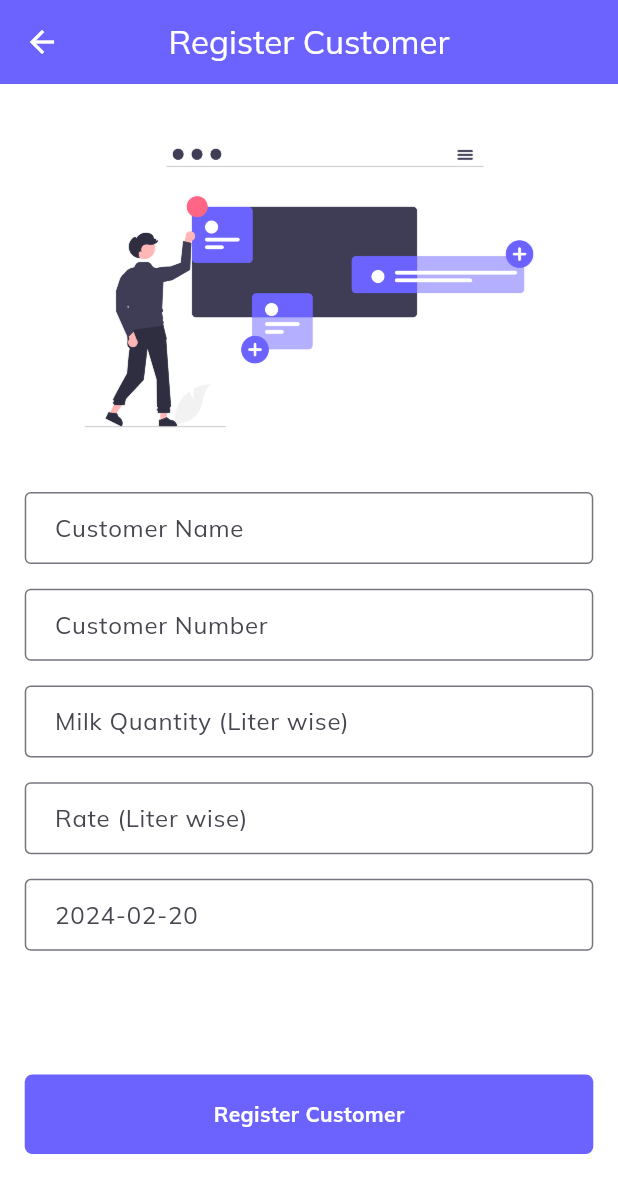
After one commit to talha828/fake-store, a Flutter app: the RegisterCustomerScreen screen opened directly, on a phone screen of 412 x 824 dp. The commit adds this screen. Shown: the top 1193 px of the screen. Run offline on Flutter 3.47's test engine with Material 3 defaults, Android fonts, the phone set to English and light mode, and no system bars; our stand-ins replace firebase_auth, firebase_core, font_awesome_flutter, get, google_fonts, shared_preferences; missing offline and left inert: validation_plus; accounts and stored records are empty; network calls fail.

Commit message:
register customer

```diff
--- a/lib/main.dart
+++ b/lib/main.dart
@@ -3,11 +3,14 @@ import 'dart:async';
 import 'package:fake_store/constant/constant.dart';
 import 'package:fake_store/generated/assets.dart';
 import 'package:fake_store/view/splash_screen/splash_screen.dart';
+import 'package:firebase_auth/firebase_auth.dart';
 import 'package:firebase_core/firebase_core.dart';
 import 'package:flutter/material.dart';
 import 'package:get/get.dart';
 import 'package:google_fonts/google_fonts.dart';
 
+FirebaseApp secondaryApp = Firebase.app('Fake Store');
+FirebaseAuth auth = FirebaseAuth.instanceFor(app: secondaryApp);
 
 void main() async{
   WidgetsFlutterBinding.ensureInitialized();
--- /dev/null
+++ b/lib/view/register_customer_screen/register_customer_screen.dart
@@ -0,0 +1,119 @@
+import 'package:fake_store/constant/constant.dart';
+import 'package:fake_store/generated/assets.dart';
+import 'package:fake_store/widgets/fake_button.dart';
+import 'package:fake_store/widgets/faketextfield.dart';
+import 'package:flutter/material.dart';
+import 'package:get/get.dart';
+
+class RegisterCustomerScreen extends StatefulWidget {
+  const RegisterCustomerScreen({super.key});
+
+  @override
+  State<RegisterCustomerScreen> createState() => _RegisterCustomerScreenState();
+}
+
+class _RegisterCustomerScreenState extends State<RegisterCustomerScreen> {
+  DateTime selectedDate = DateTime.now();
+
+  Future<void> _selectDate(BuildContext context) async {
+    final DateTime? picked = await showDatePicker(
+        context: context,
+        initialDate: selectedDate,
+        firstDate: DateTime(2015, 8),
+        lastDate: DateTime(2101));
+    if (picked != null && picked != selectedDate) {
+      setState(() {
+        selectedDate = picked;
+      });
+    }
+  }
+
+  TextEditingController name = TextEditingController();
+  TextEditingController number = TextEditingController();
+  TextEditingController quantity = TextEditingController();
+  TextEditingController rate = TextEditingController();
+
+  @override
+  Widget build(BuildContext context) {
+    var width = MediaQuery.of(context).size.width;
+    return SafeArea(
+      child: Scaffold(
+        appBar: AppBar(
+          iconTheme:const IconThemeData(color: Colors.white),
+          centerTitle: true,
+          backgroundColor: themeColorDart,
+          leading: IconButton(icon:const Icon(Icons.arrow_back),onPressed: ()=>Get.back(),),
+          title:const Text("Register Customer",style: TextStyle(color: Colors.white),),
+        ),
+        body: SingleChildScrollView(
+          child: Container(
+            padding: EdgeInsets.symmetric(
+                vertical: width * 0.04, horizontal: width * 0.04),
+            child: Column(
+              children: [
+                // SizedBox(
+                //   height: width * 0.04,
+                // ),
+                Image.asset(
+                  Assets.imageCustomer,
+                  // height: width * 0.4,
+                  // fit: BoxFit.fitHeight,
+                ),
+                SizedBox(
+                  height: width * 0.04,
+                ),
+                FakeTextField(
+                    obscureText: false,
+                    controller: name,
+                    hintText: "Ahmed Faraz",
+                    labelText: "Customer Name"),
+                SizedBox(
+                  height: width * 0.04,
+                ),
+                FakeTextField(
+                    obscureText: false,
+                    controller: number,
+                    hintText: "03012070920",
+                    labelText: "Customer Number"),
+                SizedBox(
+                  height: width * 0.04,
+                ),
+                FakeTextField(
+                    obscureText: false,
+                    controller: quantity,
+                    hintText: "1",
+                    labelText: "Milk Quantity (Liter wise)"),
+                SizedBox(
+                  height: width * 0.04,
+                ),
+                FakeTextField(
+                    obscureText: false,
+                    controller: rate,
+                    hintText: "200L",
+                    labelText: "Rate (Liter wise)"),
+                SizedBox(
+                  height: width * 0.04,
+                ),
+                InkWell(
+                  onTap: () => _selectDate(context),
+                  child: IgnorePointer(
+                    ignoring: true,
+                    child: FakeTextField(
+                        obscureText: false,
+                        controller: name,
+                        hintText: "12-12-2012",
+                        labelText: "${selectedDate.toLocal()}".split(' ')[0]),
+                  ),
+                ),
+                SizedBox(
+                  height: width * 0.2,
+                ),
+                FakeButton(onTap: (){}, width: width, title: "Register Customer")
+              ],
+            ),
+          ),
+        ),
+      ),
+    );
+  }
+}
--- a/lib/view/sign_up_screen/sign_up_screen.dart
+++ b/lib/view/sign_up_screen/sign_up_screen.dart
@@ -2,6 +2,7 @@ import 'dart:io';
 import 'package:fake_store/constant/constant.dart';
 import 'package:fake_store/firebase/auth.dart';
 import 'package:fake_store/generated/assets.dart';
+import 'package:fake_store/view/login_screen/login_screen.dart';
 import 'package:fake_store/widgets/fake_button.dart';
 import 'package:fake_store/widgets/faketextfield.dart';
 import 'package:fake_store/widgets/loading_indicator.dart';
@@ -53,8 +54,9 @@ class _SignUpScreenState extends State<SignUpScreen> {
                       height: width * 0.04,
                     ),
                     Image.asset(
-                      Assets.imageWelcome,
+                      Assets.imageSignup,
                       height: width * 0.4,
+                      fit: BoxFit.fitHeight,
                     ),
                     SizedBox(
                       height: width * 0.1,
@@ -130,7 +132,7 @@ class _SignUpScreenState extends State<SignUpScreen> {
                           style: TextStyle(color: Colors.grey),
                         ),
                         InkWell(
-                          onTap: () => Get.to(const SignUpScreen()),
+                          onTap: () => Get.to(const LoginScreen()),
                           child: const Text(
                             "Sign In",
                             textAlign: TextAlign.right,
--- a/lib/widgets/product_card_view.dart
+++ b/lib/widgets/product_card_view.dart
@@ -1,8 +1,7 @@
 import 'package:fake_store/constant/constant.dart';
 import 'package:fake_store/model/product_model.dart';
-import 'package:fake_store/view/product_detail_screen/product_details_screen.dart';
 import 'package:flutter/material.dart';
-import 'package:get/get.dart';
+
 
 class ProductCardView extends StatelessWidget {
   const ProductCardView(
@@ -20,7 +19,7 @@ class ProductCardView extends StatelessWidget {
   Widget build(BuildContext context) {
 
     return GestureDetector(
-      onTap: ()=>Get.to(ProductDetailScreen(product: product)),
+      // onTap: ()=>Get.to(ProductDetailScreen(product: product)),
       child: Container(
         padding:const EdgeInsets.symmetric(vertical: 15,),
         decoration: BoxDecoration(
```
Also changed, not shown: lib/firebase/auth.dart (+4 -11 lines), lib/view/dashboard_screen/dashboard_screen.dart (+10 -9 lines), lib/view/edit_profile_screen/edit_profile_screen.dart (deleted, +0 -100 lines), lib/view/favorite_screen/favorite_screen.dart (deleted, +0 -61 lines), lib/view/login_screen/login_screen.dart (+35 -11 lines), lib/view/product_detail_screen/product_details_screen.dart (deleted, +0 -98 lines), assets/image/customer.png (added), assets/image/signup.png (added), lib/generated/assets.dart.
